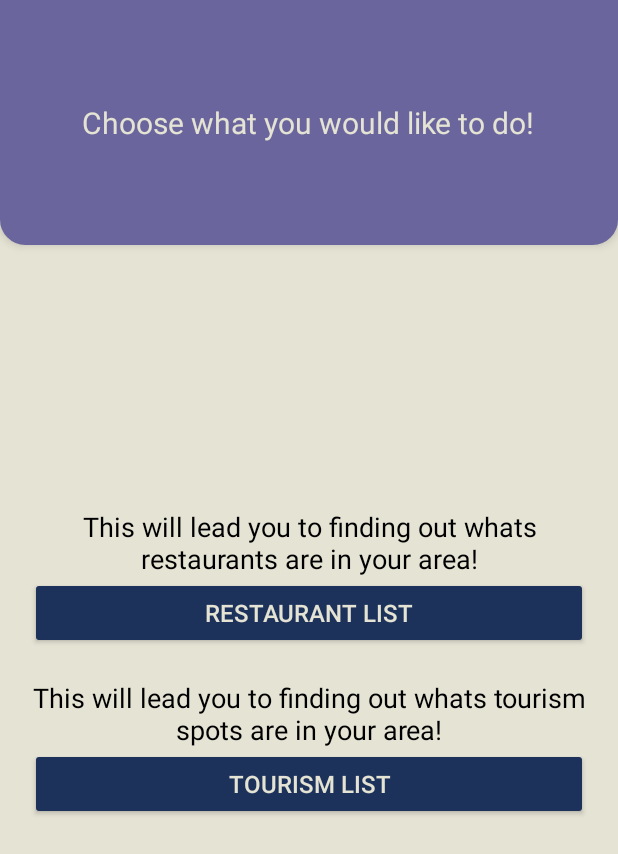
After one commit to ZainabNugget/HelpMeDecide, an Android app built with Jetpack Compose: the layout activity_location_service.xml on its own in the app's theme, with its tools: preview values and no code run, on a phone screen of 412 x 824 dp. The commit adds this screen. Shown: the top 854 px of the screen. Run offline under Robolectric (Android 15) with nearby library versions, the phone set to English and light mode, and no system bars.

Commit message:
Worked on the GPS related list generation UI

```diff
--- a/app/src/main/AndroidManifest.xml
+++ b/app/src/main/AndroidManifest.xml
@@ -1,10 +1,11 @@
 <?xml version="1.0" encoding="utf-8"?>
 <manifest xmlns:android="http://schemas.android.com/apk/res/android"
-    xmlns:tools="http://schemas.android.com/tools" >
+    xmlns:tools="http://schemas.android.com/tools">
     <!-- To get the location permission! -->
     <uses-permission android:name="android.permission.ACCESS_FINE_LOCATION" />
     <uses-permission android:name="android.permission.ACCESS_COARSE_LOCATION" />
     <uses-permission android:name="android.permission.INTERNET" />
+
     <application
         android:allowBackup="true"
         android:dataExtractionRules="@xml/data_extraction_rules"
@@ -14,7 +15,10 @@
         android:roundIcon="@mipmap/ic_launcher_round"
         android:supportsRtl="true"
         android:theme="@style/Theme.HelpMeDecide"
-        tools:targetApi="31" >
+        tools:targetApi="31">
+        <activity
+            android:name=".LocationService"
+            android:exported="false" />
         <activity
             android:name=".GenerateList"
             android:exported="false" />
@@ -28,12 +32,12 @@
             android:theme="@style/Theme.HelpMeDecide" />
         <activity
             android:name=".GPS"
-            android:exported="false"/>
+            android:exported="false" />
         <activity
             android:name=".MainActivity"
             android:exported="true"
             android:label="@string/app_name"
-            android:theme="@style/Theme.HelpMeDecide" >
+            android:theme="@style/Theme.HelpMeDecide">
             <intent-filter>
                 <action android:name="android.intent.action.MAIN" />
 
--- /dev/null
+++ b/app/src/main/java/com/griffith/helpmedecide/LocationService.kt
@@ -0,0 +1,20 @@
+package com.griffith.helpmedecide
+
+import android.os.Bundle
+import androidx.activity.enableEdgeToEdge
+import androidx.appcompat.app.AppCompatActivity
+import androidx.core.view.ViewCompat
+import androidx.core.view.WindowInsetsCompat
+
+class LocationService : AppCompatActivity() {
+    override fun onCreate(savedInstanceState: Bundle?) {
+        super.onCreate(savedInstanceState)
+        enableEdgeToEdge()
+        setContentView(R.layout.activity_location_service)
+        ViewCompat.setOnApplyWindowInsetsListener(findViewById(R.id.main)) { v, insets ->
+            val systemBars = insets.getInsets(WindowInsetsCompat.Type.systemBars())
+            v.setPadding(systemBars.left, systemBars.top, systemBars.right, systemBars.bottom)
+            insets
+        }
+    }
+}
--- a/app/src/main/java/com/griffith/helpmedecide/MainActivity.kt
+++ b/app/src/main/java/com/griffith/helpmedecide/MainActivity.kt
@@ -172,7 +172,6 @@ fun HomeScreen(navController: NavController, onCheckLocationPermission: () -> Un
             val context = LocalContext.current
             InfoCards("Welcome", Color.White, card_width, card_height + 20.dp)
 
-            // Introduction text
             Row(
                 modifier = Modifier.fillMaxWidth(),
                 horizontalArrangement = Arrangement.Center,
@@ -180,11 +179,11 @@ fun HomeScreen(navController: NavController, onCheckLocationPermission: () -> Un
             ) {
                 Text(
                     text = "What are we deciding today?",
-                    textAlign = TextAlign.Center // Center text inside the Text composable
+                    textAlign = TextAlign.Center
                 )
             }
 
-            // Clickable boxes that take you to the activities
+            //Clickable boxes that take you to the activities
             Box(
                 modifier = Modifier.clickable(
                     onClick = {
@@ -198,7 +197,7 @@ fun HomeScreen(navController: NavController, onCheckLocationPermission: () -> Un
                 InfoCards("Who's gonna do it?!", Color.White, card_width, card_height)
             }
 
-            // Location Permission and Activity
+            //Location Permission and Activity
             Box(
                 modifier = Modifier.clickable(
                     onClick = { onCheckLocationPermission() },
@@ -206,7 +205,7 @@ fun HomeScreen(navController: NavController, onCheckLocationPermission: () -> Un
                     interactionSource = remember { MutableInteractionSource() }
                 )
             ) {
-                InfoCards("What should I eat?!", Color.White, card_width, card_height)
+                InfoCards("Location Generated", Color.White, card_width, card_height)
             }
 
             Box(
@@ -225,8 +224,6 @@ fun HomeScreen(navController: NavController, onCheckLocationPermission: () -> Un
     }
 }
 
-
-//TODO(Set up the implicit intents homescreen/settingsscreen)
 @Composable
 private fun BottomBarNav(navController: NavController) {
     BottomAppBar {
--- a/app/src/main/java/com/griffith/helpmedecide/RollTheDice.kt
+++ b/app/src/main/java/com/griffith/helpmedecide/RollTheDice.kt
@@ -109,10 +109,10 @@ object DiceRollerState {
 @Composable
 fun DiceRollerScreen(result: Int, onRoll: () -> Unit) {
     var isRolling by remember { mutableStateOf(false) }
-
-    val rotation = remember { Animatable(0f) } // Rotation for animation
-    val scale = remember { Animatable(1f) }   // Scale for animation
-
+    //for animation
+    val rotation = remember { Animatable(0f) }
+    val scale = remember { Animatable(1f) }
+    //will use images to draw different dice
     val imageResource = when (result) {
         1 -> R.drawable.dice_1
         2 -> R.drawable.dice_2
--- /dev/null
+++ b/app/src/main/res/drawable/rounded_background.xml
@@ -0,0 +1,16 @@
+<?xml version="1.0" encoding="utf-8"?>
+<shape xmlns:android="http://schemas.android.com/apk/res/android">
+    <solid android:color="@color/light_purple" />
+    <corners
+        android:bottomLeftRadius="16dp"
+        android:bottomRightRadius="16dp" />
+    <stroke
+        android:width="2dp"
+        android:color="@color/light_purple" />
+    <padding
+        android:left="8dp"
+        android:top="8dp"
+        android:right="8dp"
+        android:bottom="8dp" />
+
+</shape>
--- /dev/null
+++ b/app/src/main/res/layout/activity_location_service.xml
@@ -0,0 +1,74 @@
+<?xml version="1.0" encoding="utf-8"?>
+<RelativeLayout xmlns:android="http://schemas.android.com/apk/res/android"
+    xmlns:app="http://schemas.android.com/apk/res-auto"
+    xmlns:tools="http://schemas.android.com/tools"
+    android:id="@+id/main"
+    android:layout_width="match_parent"
+    android:layout_height="match_parent"
+    tools:context=".LocationService">
+
+    <LinearLayout
+        android:layout_width="match_parent"
+        android:layout_height="match_parent"
+        android:orientation="vertical"
+        android:gravity="center_horizontal"
+        android:background="@color/off_white"
+        android:elevation="4dp">
+
+        <LinearLayout
+            android:layout_width="match_parent"
+            android:layout_height="163dp"
+            android:background="@drawable/rounded_background"
+            android:elevation="4dp"
+            android:gravity="center"
+            android:orientation="vertical"
+            android:padding="20dp">
+
+            <TextView
+                android:layout_width="wrap_content"
+                android:layout_height="wrap_content"
+                android:gravity="center"
+                android:text="@string/title_activity_location_services"
+                android:textAlignment="center"
+                android:textColor="@color/off_white"
+                android:textSize="20sp" />
+        </LinearLayout>
+
+        <LinearLayout
+            android:layout_width="match_parent"
+            android:layout_height="559dp"
+            android:background="@color/off_white"
+            android:gravity="center"
+            android:orientation="vertical"
+            android:padding="20dp"
+            android:requiresFadingEdge="horizontal">
+
+            <TextView
+                android:id="@+id/textView"
+                style="@style/TextViewStyle"
+                android:text="@string/restaurants_text" />
+
+            <Button
+                android:id="@+id/button7"
+                style="@style/ButtonStyle"
+                android:text="@string/restaurants_button" />
+
+            <Space
+                android:layout_width="20dp"
+                android:layout_height="20dp" />
+
+            <TextView
+                android:id="@+id/textView2"
+                style="@style/TextViewStyle"
+                android:text="@string/tourist_text" />
+
+            <Button
+                android:id="@+id/button6"
+                style="@style/ButtonStyle"
+                android:text="@string/tourist_button" />
+        </LinearLayout>
+
+    </LinearLayout>
+
+
+</RelativeLayout>
--- a/app/src/main/res/values/colors.xml
+++ b/app/src/main/res/values/colors.xml
@@ -7,4 +7,8 @@
     <color name="teal_700">#FF018786</color>
     <color name="black">#FF000000</color>
     <color name="white">#FFFFFFFF</color>
+    <color name="dark_blue">#1C325B</color>
+    <color name="light_purple">#6A669D</color>
+    <color name="light_green">#9ABF80</color>
+    <color name="off_white">#E5E3D4</color>
 </resources>
--- a/app/src/main/res/values/strings.xml
+++ b/app/src/main/res/values/strings.xml
@@ -4,4 +4,9 @@
     <string name="title_activity_dice_roll">DiceRoll</string>
     <string name="title_activity_home_page">HomePage</string>
     <string name="roll">Roll</string>
+    <string name="title_activity_location_services">Choose what you would like to do!</string>
+    <string name="restaurants_button">Restaurant List</string>
+    <string name="restaurants_text">This will lead you to finding out whats restaurants are in your area!</string>
+    <string name="tourist_text">This will lead you to finding out whats tourism spots are in your area!</string>
+    <string name="tourist_button">Tourism List</string>
 </resources>
--- a/app/src/main/res/values/themes.xml
+++ b/app/src/main/res/values/themes.xml
@@ -1,5 +1,19 @@
 <?xml version="1.0" encoding="utf-8"?>
 <resources>
-
+    <style name="ButtonStyle" parent="Widget.AppCompat.Button">
+        <item name="android:layout_width">match_parent</item>
+        <item name="android:layout_height">wrap_content</item>
+        <item name="android:padding">10dp</item>
+        <item name="android:textSize">16sp</item>
+        <item name="android:textColor">@color/off_white</item>
+        <item name="android:backgroundTint">@color/dark_blue</item>
+    </style>
+    <style name="TextViewStyle">
+        <item name="android:layout_width">match_parent</item>
+        <item name="android:layout_height">wrap_content</item>
+        <item name="android:textSize">18sp</item>
+        <item name="android:textColor">@android:color/black</item>
+        <item name="android:gravity">center</item>
+    </style>
     <style name="Theme.HelpMeDecide" parent="android:Theme.Material.Light.NoActionBar" />
 </resources>
```
